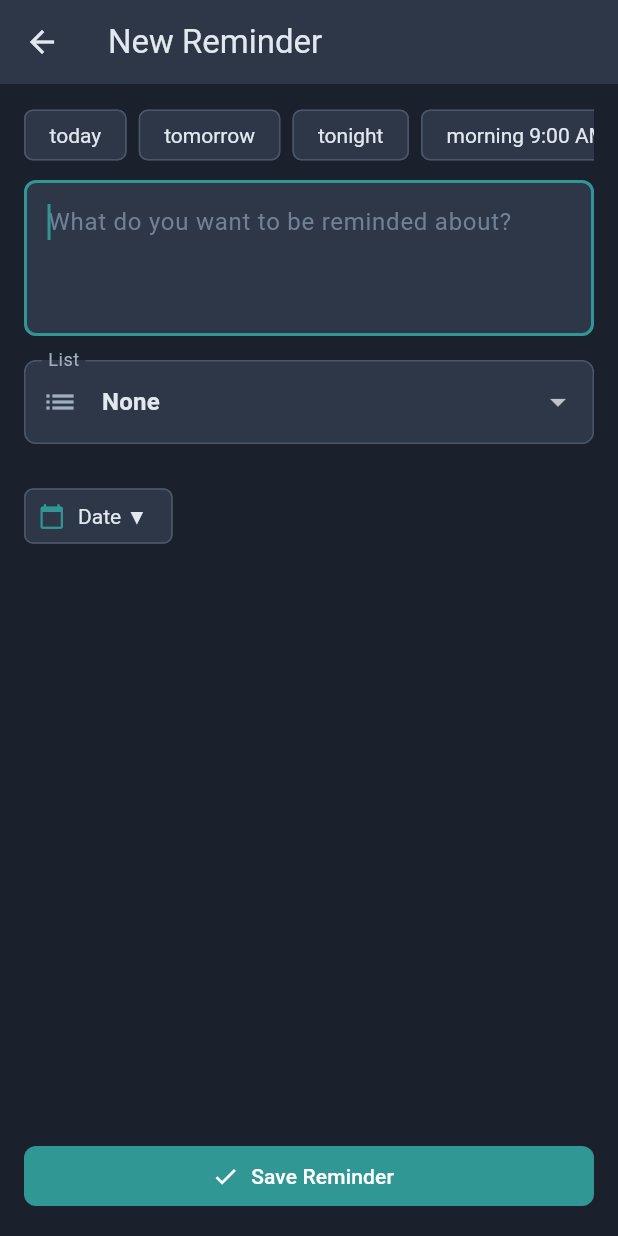
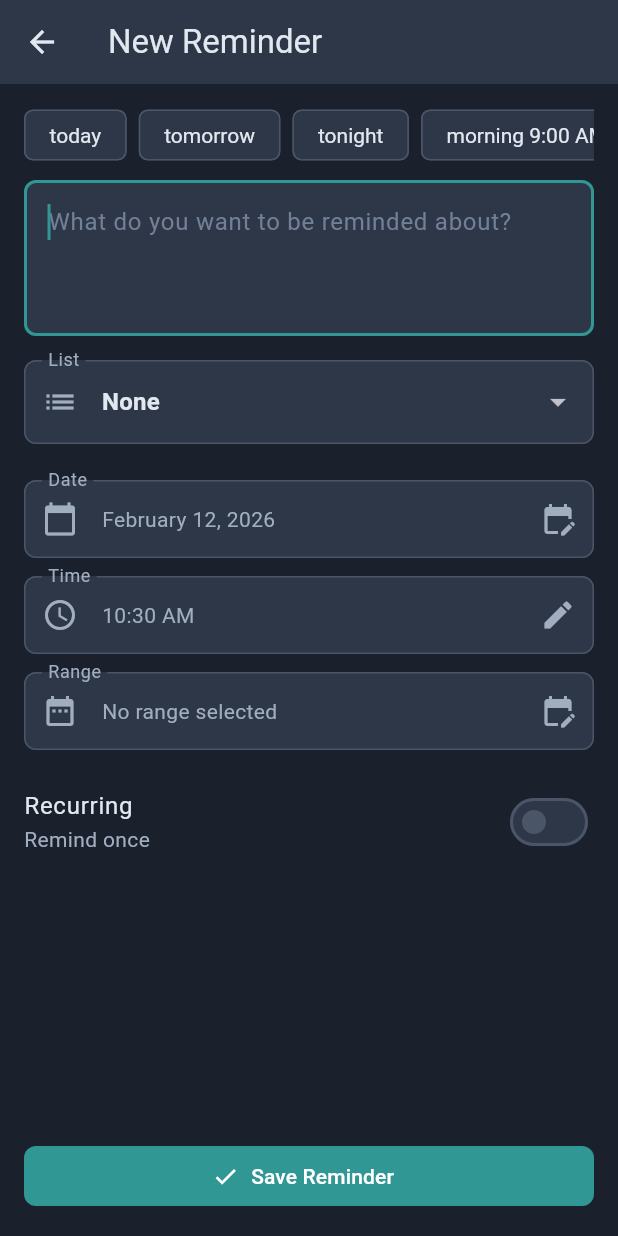
Before and after one commit to anraiki/reminderp, a Flutter app: the CreateReminderScreen screen opened directly with empty values, on a phone screen of 412 x 824 dp. Run offline on Flutter 3.47's test engine with Material 3 defaults, Android fonts, the phone set to English and light mode, and no system bars; our stand-ins replace flutter_local_notifications, flutter_riverpod, flutter_secure_storage, isar, shared_preferences, table_calendar and 1 more; missing offline and left inert: convex_flutter, encrypt, pointycastle; accounts and stored records are empty; generated files the repository leaves out were written again.

Commit message:
Refine reminder details/edit UI layout and suggestions behavior

```diff
--- a/app/lib/screens/create_reminder_screen.dart
+++ b/app/lib/screens/create_reminder_screen.dart
@@ -34,7 +34,6 @@ class _CreateReminderScreenState extends ConsumerState<CreateReminderScreen> {
   bool _isRecurring = false;
   String _recurrence = 'daily';
   List<_SmartSuggestion> _smartSuggestions = [];
-  bool _showDateField = false;
   bool _saving = false;
   bool _loadingExisting = false;
   bool _viewMode = false;
@@ -234,7 +233,6 @@ class _CreateReminderScreenState extends ConsumerState<CreateReminderScreen> {
       );
       _isRecurring = trigger.every != null;
       _recurrence = trigger.every ?? _recurrence;
-      _showDateField = true;
     }
     setState(() => _loadingExisting = false);
   }
@@ -242,14 +240,12 @@ class _CreateReminderScreenState extends ConsumerState<CreateReminderScreen> {
   void _applyDate(DateTime date) {
     setState(() {
       _selectedDate = DateTime(date.year, date.month, date.day);
-      _showDateField = true;
     });
   }
 
   void _applyTime(TimeOfDay time) {
     setState(() {
       _selectedTime = time;
-      _showDateField = true;
     });
   }
 
@@ -257,7 +253,6 @@ class _CreateReminderScreenState extends ConsumerState<CreateReminderScreen> {
     setState(() {
       _selectedRange = range;
       _selectedDate = range.start;
-      _showDateField = true;
     });
   }
 
@@ -386,7 +381,11 @@ class _CreateReminderScreenState extends ConsumerState<CreateReminderScreen> {
               tooltip: _viewMode ? 'Edit reminder' : 'View mode',
               icon: Icon(_viewMode ? Icons.edit_outlined : Icons.visibility),
               onPressed: () {
-                setState(() => _viewMode = !_viewMode);
+                final nextViewMode = !_viewMode;
+                if (!nextViewMode) {
+                  _updateSmartSuggestions(_bodyController.text);
+                }
+                setState(() => _viewMode = nextViewMode);
               },
             ),
         ],
@@ -398,13 +397,19 @@ class _CreateReminderScreenState extends ConsumerState<CreateReminderScreen> {
               child: Column(
                 crossAxisAlignment: CrossAxisAlignment.stretch,
                 children: [
-                  if (!_viewMode && _smartSuggestions.isNotEmpty) ...[
-                    SizedBox(
+                  AnimatedSize(
+                    duration: const Duration(milliseconds: 220),
+                    curve: Curves.easeOut,
+                    child: (!_viewMode && _smartSuggestions.isNotEmpty)
+                        ? Padding(
+                            padding: const EdgeInsets.only(bottom: 12),
+                            child: SizedBox(
                               height: 36,
                               child: ListView.separated(
                                 scrollDirection: Axis.horizontal,
                                 itemCount: _smartSuggestions.length,
-                        separatorBuilder: (_, __) => const SizedBox(width: 8),
+                                separatorBuilder: (_, __) =>
+                                    const SizedBox(width: 8),
                                 itemBuilder: (context, index) {
                                   final suggestion = _smartSuggestions[index];
                                   return ActionChip(
@@ -417,8 +422,9 @@ class _CreateReminderScreenState extends ConsumerState<CreateReminderScreen> {
                                 },
                               ),
                             ),
-                    const SizedBox(height: 12),
-                  ],
+                          )
+                        : const SizedBox.shrink(),
+                  ),
                   TextField(
                     controller: _bodyController,
                     enabled: !_viewMode,
@@ -438,40 +444,66 @@ class _CreateReminderScreenState extends ConsumerState<CreateReminderScreen> {
                     onChanged: (id) => setState(() => _selectedListId = id),
                   ),
                   const SizedBox(height: 24),
-                  Wrap(
-                    spacing: 8,
-                    children: [
-                      ActionChip(
-                        avatar: const Icon(Icons.calendar_today, size: 18),
-                        label: Text(_showDateField ? 'Date ▲' : 'Date ▼'),
-                        onPressed: () {
-                          setState(() => _showDateField = !_showDateField);
-                        },
+                  InkWell(
+                    onTap: _viewMode ? null : _pickDate,
+                    borderRadius: BorderRadius.circular(4),
+                    child: InputDecorator(
+                      decoration: InputDecoration(
+                        labelText: 'Date',
+                        border: const OutlineInputBorder(),
+                        prefixIcon: const Icon(Icons.calendar_today),
+                        suffixIcon: _viewMode
+                            ? null
+                            : const Icon(Icons.edit_calendar),
                       ),
-                    ],
+                      child: Text(DateFormat.yMMMMd().format(_selectedDate)),
                     ),
-                  AnimatedSize(
-                    duration: const Duration(milliseconds: 220),
-                    curve: Curves.easeOut,
-                    child: _showDateField
-                        ? Padding(
-                            padding: const EdgeInsets.only(top: 12),
-                            child: Column(
-                              children: [
+                  ),
+                  const SizedBox(height: 12),
+                  InkWell(
+                    onTap: _viewMode ? null : _pickTime,
+                    borderRadius: BorderRadius.circular(4),
+                    child: InputDecorator(
+                      decoration: InputDecoration(
+                        labelText: 'Time',
+                        border: const OutlineInputBorder(),
+                        prefixIcon: const Icon(Icons.access_time),
+                        suffixIcon: _viewMode ? null : const Icon(Icons.edit),
+                      ),
+                      child: Text(_selectedTime.format(context)),
+                    ),
+                  ),
+                  const SizedBox(height: 12),
+                  InkWell(
+                    onTap: _viewMode ? null : _pickDateRange,
+                    borderRadius: BorderRadius.circular(4),
+                    child: InputDecorator(
+                      decoration: InputDecoration(
+                        labelText: 'Range',
+                        border: const OutlineInputBorder(),
+                        prefixIcon: const Icon(Icons.date_range),
+                        suffixIcon: _viewMode
+                            ? null
+                            : const Icon(Icons.edit_calendar),
+                      ),
+                      child: Text(
+                        _selectedRange == null
+                            ? 'No range selected'
+                            : '${DateFormat.yMMMd().format(_selectedRange!.start)} - ${DateFormat.yMMMd().format(_selectedRange!.end)}',
+                      ),
+                    ),
+                  ),
+                  const SizedBox(height: 12),
+                  if (!_viewMode) ...[
                     SwitchListTile.adaptive(
                       contentPadding: EdgeInsets.zero,
                       title: const Text('Recurring'),
                       subtitle: Text(
-                                    _isRecurring
-                                        ? 'Repeat $_recurrence'
-                                        : 'Remind once',
+                        _isRecurring ? 'Repeat $_recurrence' : 'Remind once',
                       ),
                       value: _isRecurring,
-                                  onChanged: _viewMode
-                                      ? null
-                                      : (value) => setState(
-                                          () => _isRecurring = value,
-                                        ),
+                      onChanged: (value) =>
+                          setState(() => _isRecurring = value),
                     ),
                     if (_isRecurring) ...[
                       const SizedBox(height: 8),
@@ -496,70 +528,14 @@ class _CreateReminderScreenState extends ConsumerState<CreateReminderScreen> {
                             child: Text('Monthly'),
                           ),
                         ],
-                                    onChanged: _viewMode
-                                        ? null
-                                        : (value) {
+                        onChanged: (value) {
                           if (value != null) {
-                                              setState(
-                                                () => _recurrence = value,
-                                              );
+                            setState(() => _recurrence = value);
                           }
                         },
                       ),
-                                  const SizedBox(height: 12),
                     ],
-                                InkWell(
-                                  onTap: _viewMode ? null : _pickDate,
-                                  borderRadius: BorderRadius.circular(4),
-                                  child: InputDecorator(
-                                    decoration: const InputDecoration(
-                                      labelText: 'Date',
-                                      border: OutlineInputBorder(),
-                                      prefixIcon: Icon(Icons.calendar_today),
-                                      suffixIcon: Icon(Icons.edit_calendar),
-                                    ),
-                                    child: Text(
-                                      DateFormat.yMMMMd().format(_selectedDate),
-                                    ),
-                                  ),
-                                ),
-                                const SizedBox(height: 12),
-                                InkWell(
-                                  onTap: _viewMode ? null : _pickTime,
-                                  borderRadius: BorderRadius.circular(4),
-                                  child: InputDecorator(
-                                    decoration: const InputDecoration(
-                                      labelText: 'Time',
-                                      border: OutlineInputBorder(),
-                                      prefixIcon: Icon(Icons.access_time),
-                                      suffixIcon: Icon(Icons.edit),
-                                    ),
-                                    child: Text(_selectedTime.format(context)),
-                                  ),
-                                ),
-                                const SizedBox(height: 12),
-                                InkWell(
-                                  onTap: _viewMode ? null : _pickDateRange,
-                                  borderRadius: BorderRadius.circular(4),
-                                  child: InputDecorator(
-                                    decoration: const InputDecoration(
-                                      labelText: 'Range',
-                                      border: OutlineInputBorder(),
-                                      prefixIcon: Icon(Icons.date_range),
-                                      suffixIcon: Icon(Icons.edit_calendar),
-                                    ),
-                                    child: Text(
-                                      _selectedRange == null
-                                          ? 'No range selected'
-                                          : '${DateFormat.yMMMd().format(_selectedRange!.start)} - ${DateFormat.yMMMd().format(_selectedRange!.end)}',
-                                    ),
-                                  ),
-                                ),
                   ],
-                            ),
-                          )
-                        : const SizedBox.shrink(),
-                  ),
                 ],
               ),
             ),
```
Lines whose indentation alone changed are shown as unchanged.
